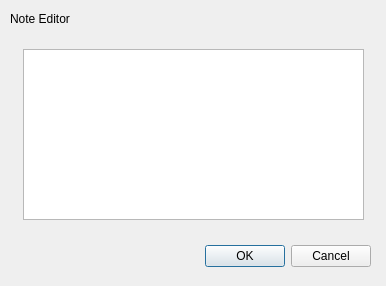
Before: the Qt Designer form ui/SchemaNoteEditor.ui in jcfreeman2/dbe, drawn with Qt 5.
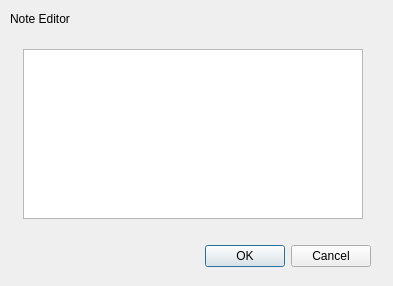
After: the same form once the commit is applied.

Commit message: Allow opening files even if locked, warn that not active. Better note edit handling. Close tab shortcut

The edit to the form file:
```diff
--- a/ui/SchemaNoteEditor.ui
+++ b/ui/SchemaNoteEditor.ui
@@ -6,7 +6,7 @@
    <rect>
     <x>0</x>
     <y>0</y>
-    <width>386</width>
+    <width>393</width>
     <height>286</height>
    </rect>
   </property>
@@ -47,10 +47,25 @@
     <rect>
      <x>23</x>
      <y>49</y>
-     <width>341</width>
-     <height>171</height>
+     <width>340</width>
+     <height>170</height>
     </rect>
    </property>
+   <property name="sizePolicy">
+    <sizepolicy hsizetype="Expanding" vsizetype="Expanding">
+     <horstretch>5</horstretch>
+     <verstretch>0</verstretch>
+    </sizepolicy>
+   </property>
+   <property name="minimumSize">
+    <size>
+     <width>340</width>
+     <height>170</height>
+    </size>
+   </property>
+   <property name="tabChangesFocus">
+    <bool>true</bool>
+   </property>
   </widget>
  </widget>
  <resources/>
```
Left out of the diff: 2 changed lines with no effect on the pictures. The commit also changes 9 other files.
